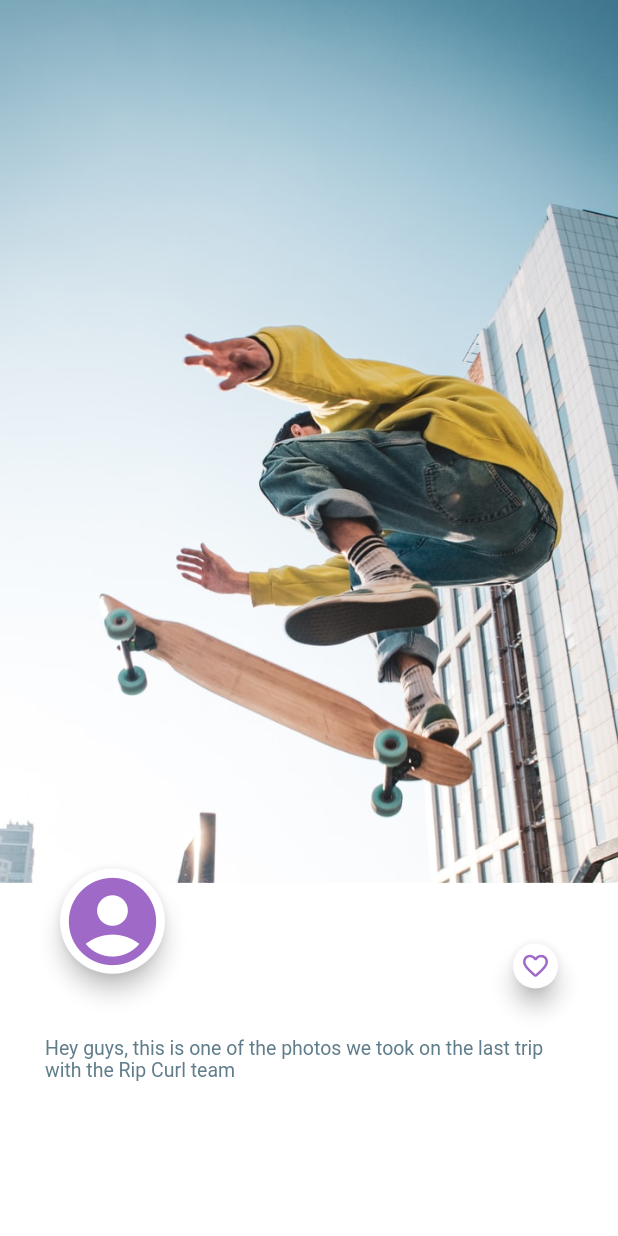
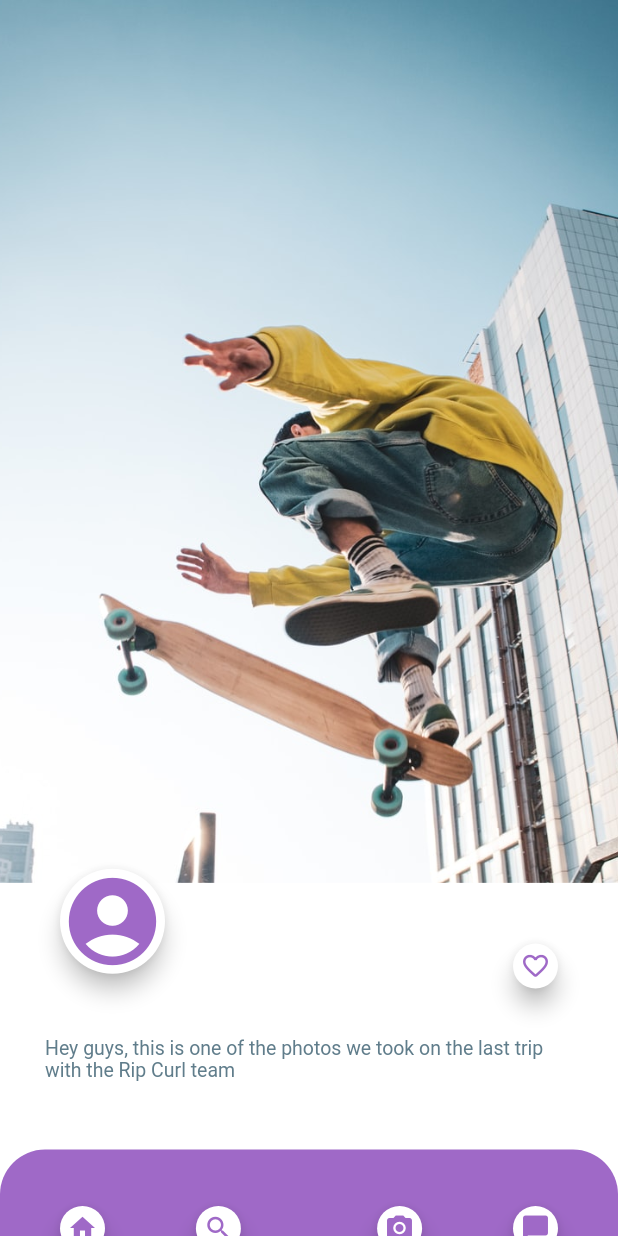
Before and after one commit to oscarrep/SkateboardApp, a Flutter app: the screen it shows after launch, on a phone screen of 412 x 824 dp. Run offline on Flutter 3.47's test engine with Material 2 defaults, Android fonts, the phone set to English and light mode, and no system bars.

Commit message:
bottom buttons

```diff
--- a/skateboard_app/lib/boardPage.dart
+++ b/skateboard_app/lib/boardPage.dart
@@ -16,8 +16,14 @@ class BoardPage extends StatelessWidget{
           fit: BoxFit.fitHeight
           ),
           _Text(),
+          //_Username(),
+          _BotButtons(),
+          _Like(),
           _ProfilePic(),
-          _Like(),
+          _Home(),
+          _Search(),
+          _Photo(),
+          _Messages(),
         ], // children
       ),
     );
@@ -54,6 +60,34 @@ class _Text extends StatelessWidget {
          ),
         ),
     );
+  }
+}
+
+
+class _BotButtons extends StatelessWidget {
+
+  @override
+  Widget build(BuildContext context) {
+    return Align(
+    alignment: Alignment.bottomCenter,
+      child: Container(
+          height: MediaQuery.of(context).size.height*0.07,
+          decoration: BoxDecoration(
+            color:Theme.of(context).primaryColor,
+            borderRadius: BorderRadius.only(
+            topLeft: Radius.circular(30),
+            topRight: Radius.circular(30),
+            ),
+          ),
+         child: Padding(
+           padding: EdgeInsets.all(30),
+           child: Row(
+
+         ),
+        ),
+    )
+    );
+
   }
 }
 
@@ -105,7 +139,119 @@ class _Like extends StatelessWidget {
             mini: true,
             child: Icon(Icons.favorite_border_rounded,
                 color: Theme.of(context).primaryColor, size: 20),
-            onPressed: () {},
+            onPressed: (){},
+          ),
+        ),
+      ),
+    );
+  }
+}
+
+class _Home extends StatelessWidget {
+  const _Home({
+    Key key,
+  }):super(key: key);
+  @override
+
+  Widget build(BuildContext context) {
+    return Padding(
+      padding: const EdgeInsets.all(40.0),
+      child: Container(
+        alignment: Alignment(-1 , 1.14),
+        child: Container(
+          //alignment: Alignment.centerRight,
+          width: 30,
+          height: 30,
+          child: FloatingActionButton(
+            backgroundColor: Colors.white,
+            mini: true,
+            child: Icon(Icons.home,
+                color: Theme.of(context).primaryColor, size: 20),
+            onPressed: (){},
+          ),
+        ),
+      ),
+    );
+  }
+}
+
+class _Search extends StatelessWidget {
+  const _Search({
+    Key key,
+  }):super(key: key);
+  @override
+
+  Widget build(BuildContext context) {
+    return Padding(
+      padding: const EdgeInsets.all(40.0),
+      child: Container(
+        alignment: Alignment(-0.40 , 1.14),
+        child: Container(
+          //alignment: Alignment.centerRight,
+          width: 30,
+          height: 30,
+          child: FloatingActionButton(
+            backgroundColor: Colors.white,
+            mini: true,
+            child: Icon(Icons.search,
+                color: Theme.of(context).primaryColor, size: 20),
+            onPressed: (){},
+          ),
+        ),
+      ),
+    );
+  }
+}
+
+class _Photo extends StatelessWidget {
+  const _Photo({
+    Key key,
+  }):super(key: key);
+  @override
+
+  Widget build(BuildContext context) {
+    return Padding(
+      padding: const EdgeInsets.all(40.0),
+      child: Container(
+        alignment: Alignment(0.40 , 1.14),
+        child: Container(
+          //alignment: Alignment.centerRight,
+          width: 30,
+          height: 30,
+          child: FloatingActionButton(
+            backgroundColor: Colors.white,
+            mini: true,
+            child: Icon(Icons.camera_alt,
+                color: Theme.of(context).primaryColor, size: 20),
+            onPressed: (){},
+          ),
+        ),
+      ),
+    );
+  }
+}
+
+class _Messages extends StatelessWidget {
+  const _Messages({
+    Key key,
+  }):super(key: key);
+  @override
+
+  Widget build(BuildContext context) {
+    return Padding(
+      padding: const EdgeInsets.all(40.0),
+      child: Container(
+        alignment: Alignment(1 , 1.14),
+        child: Container(
+          //alignment: Alignment.centerRight,
+          width: 30,
+          height: 30,
+          child: FloatingActionButton(
+            backgroundColor: Colors.white,
+            mini: true,
+            child: Icon(Icons.chat_bubble_rounded,
+                color: Theme.of(context).primaryColor, size: 20),
+            onPressed: (){},
           ),
         ),
       ),
```
